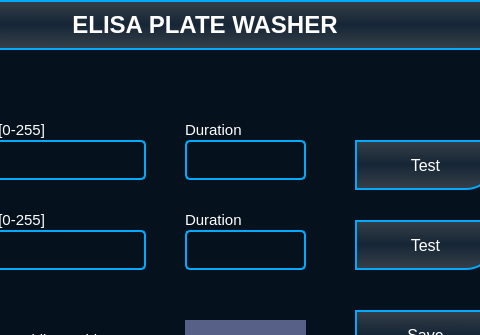
Above: mainwindow.ui from srikrishnan90/Washer_UI_Final before the change; both pictures show x 195 to 675 and y 0 to 335 of the 800 by 480 pixel window. Below: the same form after it.
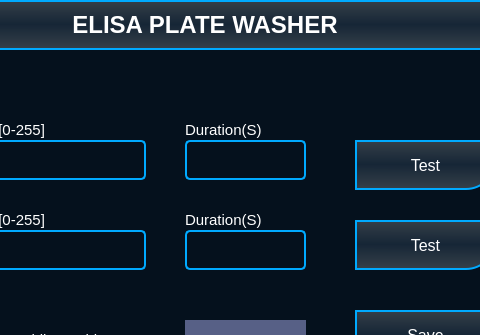
That is the form after the change. Icons and pictures are not drawn.

Diff of the .ui file:
```diff
--- a/mainwindow.ui
+++ b/mainwindow.ui
@@ -5546,7 +5546,7 @@
        <string notr="true">color:rgb(255, 255, 255)</string>
       </property>
       <property name="text">
-       <string>Duration</string>
+       <string>Duration(S)</string>
       </property>
      </widget>
      <widget class="QLineEdit" name="lineEdit_9">
@@ -5616,7 +5616,7 @@
        <string notr="true">color:rgb(255, 255, 255)</string>
       </property>
       <property name="text">
-       <string>Duration</string>
+       <string>Duration(S)</string>
       </property>
      </widget>
      <widget class="QLabel" name="label_28">
```
